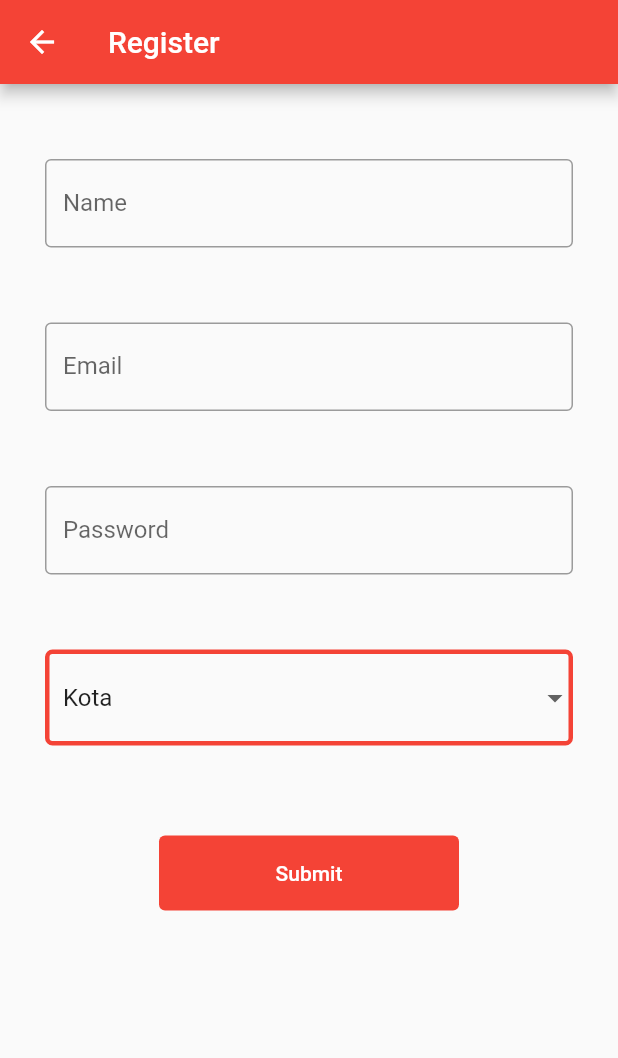
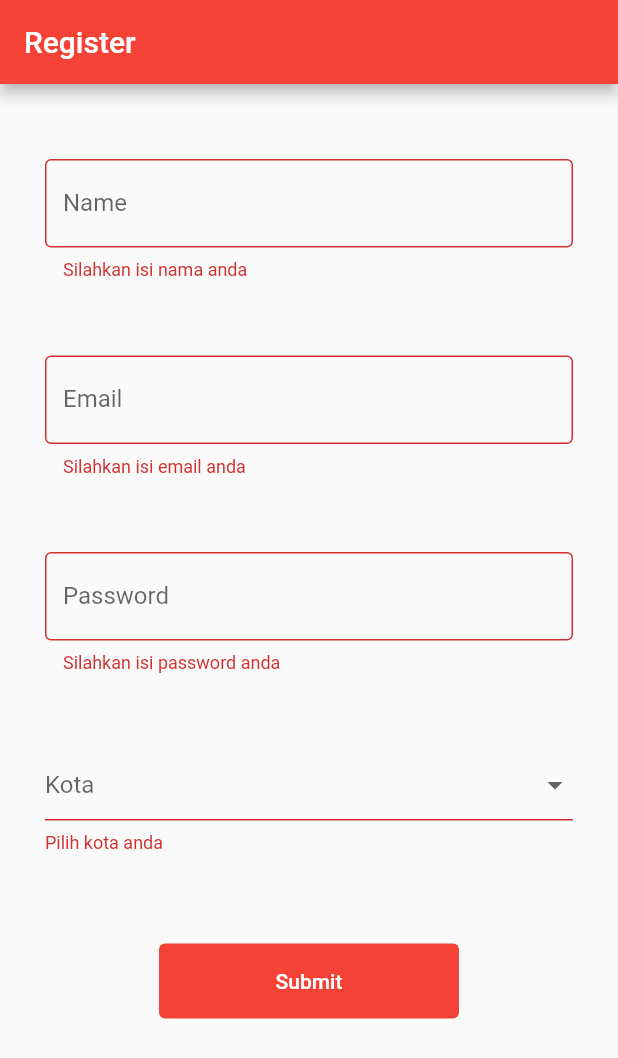
Before and after one commit to KaoriAnimu/Level-3-Project-FF, a Flutter app: the register screen opened directly, after a tap on "Submit", on a phone screen of 412 x 824 dp. Shown: the top 1058 px of the screen. Run offline on Flutter 3.47's test engine with Material 2 defaults, Android fonts, the phone set to English and light mode, and no system bars; our stand-ins replace cached_network_image, getwidget, qr_flutter.

Commit message:
update register
Register V 1.1

```diff
--- a/flutter_application_1/lib/main.dart
+++ b/flutter_application_1/lib/main.dart
@@ -16,6 +16,6 @@ class MyApp extends StatelessWidget {
         theme: ThemeData(
           primarySwatch: Colors.red,
         ),
-        home: notifikasi());
+        home: register());
   }
 }
--- a/flutter_application_1/lib/register.dart
+++ b/flutter_application_1/lib/register.dart
@@ -7,44 +7,62 @@ class register extends StatefulWidget {
 }
 
 class _register extends State<register> {
+  final _formkey = GlobalKey<FormState>();
+
   @override
   Widget build(BuildContext context) {
     return Scaffold(
       appBar: AppBar(
         title: Text("Register"),
       ),
-      body: SingleChildScrollView(
+      body: Form(
+        key: _formkey,
         child: Column(
           children: <Widget>[
             Padding(
               padding:
                   EdgeInsets.only(left: 30.0, right: 30.0, top: 50, bottom: 0),
-              child: TextField(
+              child: TextFormField(
                 decoration: InputDecoration(
                     border: OutlineInputBorder(),
                     labelText: 'Name',
                     hintText: 'Masukkan Nama'),
+                validator: (value) {
+                  if (value == null || value.isEmpty) {
+                    return 'Silahkan isi nama anda';
+                  }
+                },
               ),
             ),
             Padding(
               padding:
                   EdgeInsets.only(left: 30.0, right: 30.0, top: 50, bottom: 0),
-              child: TextField(
+              child: TextFormField(
                 decoration: InputDecoration(
                     border: OutlineInputBorder(),
                     labelText: 'Email',
                     hintText: 'Masukkan Email'),
+                validator: (value) {
+                  if (value == null || value.isEmpty) {
+                    return 'Silahkan isi email anda';
+                  }
+                },
               ),
             ),
             Padding(
               padding: const EdgeInsets.only(
                   left: 30.0, right: 30.0, top: 50, bottom: 0),
-              child: TextField(
+              child: TextFormField(
                 obscureText: true,
                 decoration: InputDecoration(
                     border: OutlineInputBorder(),
                     labelText: 'Password',
                     hintText: 'Masukkan password'),
+                validator: (value) {
+                  if (value == null || value.isEmpty) {
+                    return 'Silahkan isi password anda';
+                  }
+                },
               ),
             ),
             Padding(
@@ -53,11 +71,11 @@ class _register extends State<register> {
               child: SizedBox(
                 width: 600,
                 child: DropdownButtonFormField<String>(
+                  hint: Text('Kota'),
                   decoration: InputDecoration(
                       enabledBorder: OutlineInputBorder(
                           borderRadius: BorderRadius.circular(5),
                           borderSide: BorderSide(width: 3, color: Colors.red))),
-                  value: selectedItem,
                   items: item
                       .map((item) => DropdownMenuItem<String>(
                             value: item,
@@ -65,6 +83,11 @@ class _register extends State<register> {
                           ))
                       .toList(),
                   onChanged: (item) => setState(() => selectedItem = item),
+                  validator: (value) {
+                    if (value == null) {
+                      return 'Pilih kota anda';
+                    }
+                  },
                 ),
               ),
             ),
@@ -82,7 +105,12 @@ class _register extends State<register> {
                   style: TextButton.styleFrom(
                     backgroundColor: Colors.red,
                   ),
-                  onPressed: () {},
+                  onPressed: () {
+                    if (_formkey.currentState!.validate()) {
+                      ScaffoldMessenger.of(context).showSnackBar(
+                          const SnackBar(content: Text('Data diproses')));
+                    }
+                  },
                 ),
               ),
             )
@@ -93,5 +121,5 @@ class _register extends State<register> {
   }
 }
 
-List<String> item = ['Kota', 'Bandung', 'Jakarta', 'Bali'];
+List<String> item = ['Bandung', 'Jakarta', 'Bali'];
 String? selectedItem = 'Kota';
```
